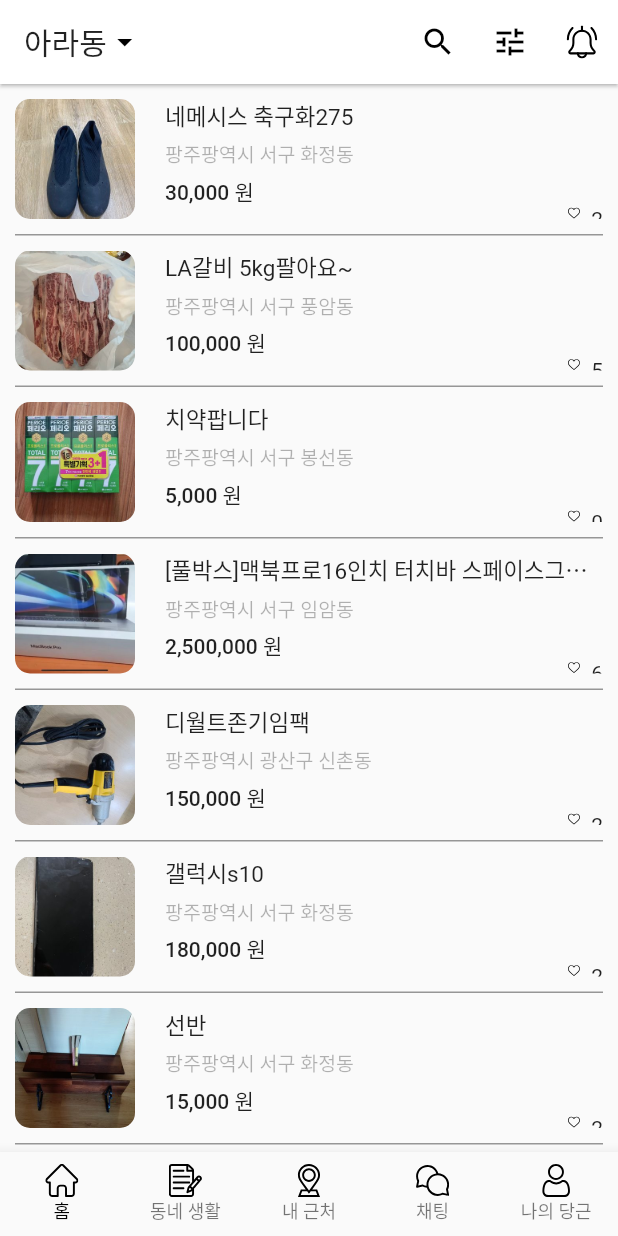
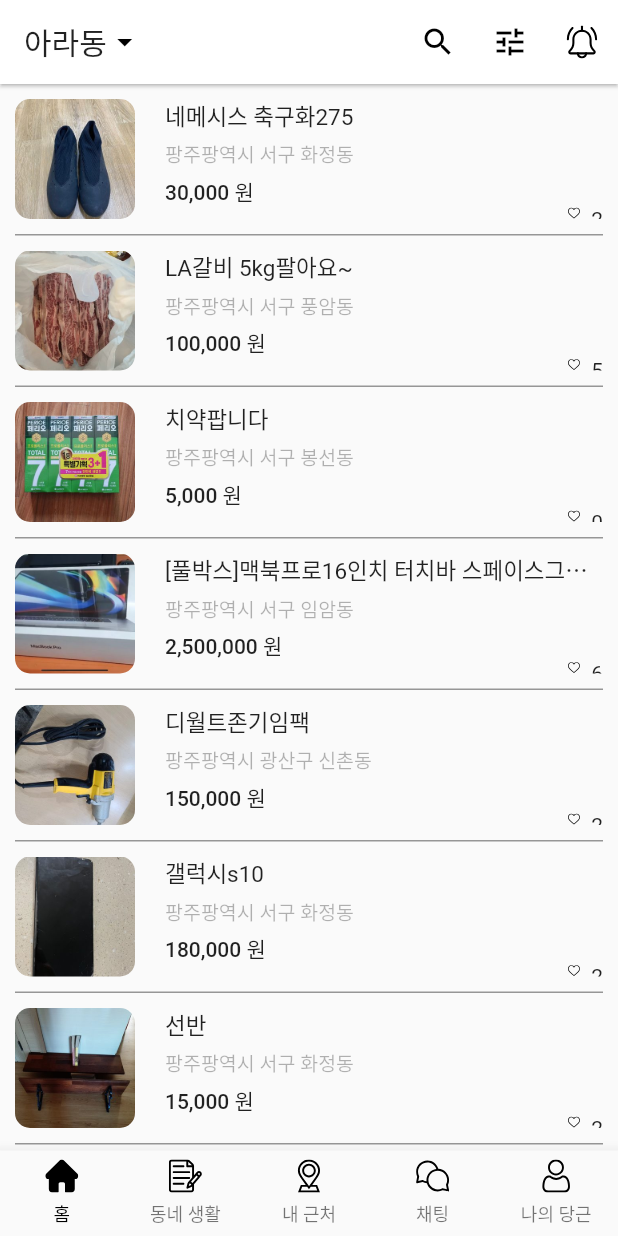
Before and after one commit to Ohgyuchan/shopping_clone, a Flutter app: the screen it shows after launch, on a phone screen of 412 x 824 dp. Run offline on Flutter 3.47's test engine with Material 2 defaults, Android fonts, the phone set to English and light mode, and no system bars; our stand-ins replace flutter_svg.

Commit message:
Update BottomNavigationBar(Active, Page Division(home -> app, home)

```diff
--- a/lib/main.dart
+++ b/lib/main.dart
@@ -1,5 +1,5 @@
 import 'package:flutter/material.dart';
-import 'package:shopping_clone/page/home.dart';
+import 'package:shopping_clone/page/app.dart';
 
 void main() {
   runApp(MyApp());
@@ -15,7 +15,7 @@
         primaryColor: Colors.white,
         primarySwatch: Colors.blue,
       ),
-      home: Home(),
+      home: App(),
     );
   }
 }
--- /dev/null
+++ b/lib/page/app.dart
@@ -0,0 +1,89 @@
+import 'package:flutter/material.dart';
+import 'package:flutter_svg/svg.dart';
+import 'package:shopping_clone/page/home.dart';
+
+
+class App extends StatefulWidget {
+  const App({Key? key}) : super(key: key);
+
+  @override
+  _AppState createState() => _AppState();
+}
+
+class _AppState extends State<App> {
+  late int _currentPageIndex;
+
+  @override
+  void initState() {
+    super.initState();
+    _currentPageIndex = 0;
+  }
+
+  Widget _bodyWidget() {
+    switch (_currentPageIndex) {
+      case 0:
+        return Home();
+      case 1: // 동네 생활
+        return Container();
+      case 2: // 내 근처
+        return Container();
+      case 3: // 채팅
+        return Container();
+      case 4: // 나의 당근
+        return Container();
+    }
+    return Container();
+  }
+
+  BottomNavigationBarItem _bottomNavigationBarItem(
+      String iconName, String label) {
+    return BottomNavigationBarItem(
+      icon: Padding(
+        padding: const EdgeInsets.only(bottom: 5.0),
+        child: SvgPicture.asset(
+          "assets/svg/${iconName}_off.svg",
+          width: 22,
+        ),
+      ),
+      activeIcon: Padding(
+        padding: const EdgeInsets.only(bottom: 5.0),
+        child: SvgPicture.asset(
+          "assets/svg/${iconName}_on.svg",
+          width: 22,
+        ),
+      ),
+      label: label,
+    );
+  }
+
+  Widget _bottomNavigationBarWidget() {
+    return BottomNavigationBar(
+      type: BottomNavigationBarType.fixed,
+      onTap: (int index) {
+        print(index);
+        setState(() {
+          _currentPageIndex = index;
+        });
+      },
+      currentIndex: _currentPageIndex,
+      selectedFontSize: 12,
+      selectedItemColor: Colors.black,
+      selectedLabelStyle: TextStyle(color: Colors.black),
+      items: [
+        _bottomNavigationBarItem("home", "홈"),
+        _bottomNavigationBarItem("notes", "동네 생활"),
+        _bottomNavigationBarItem("location", "내 근처"),
+        _bottomNavigationBarItem("chat", "채팅"),
+        _bottomNavigationBarItem("user", "나의 당근"),
+      ],
+    );
+  }
+
+  @override
+  Widget build(BuildContext context) {
+    return Scaffold(
+      body: _bodyWidget(),
+      bottomNavigationBar: _bottomNavigationBarWidget(),
+    );
+  }
+}
--- a/lib/page/home.dart
+++ b/lib/page/home.dart
@@ -11,14 +11,10 @@
 
 class _HomeState extends State<Home> {
   List<Map<String, String>> data = [];
-  late int _currentPageIndex;
 
   @override
   void initState() {
     super.initState();
-
-    _currentPageIndex = 0;
-
     data = [
       {
         "image": "assets/images/ara-1.jpg",
@@ -130,7 +126,7 @@
     return "${oCcy.format(int.parse(priceString))} 원";
   }
 
-  Widget bodyWidget() {
+  Widget _bodyWidget() {
     return ListView.separated(
       padding: const EdgeInsets.symmetric(horizontal: 10),
       itemBuilder: (BuildContext _context, int index) {
@@ -211,45 +207,11 @@
     );
   }
 
-  BottomNavigationBarItem _bottomNavigationBarItem(String iconName, String label) {
-    return BottomNavigationBarItem(
-      icon: SvgPicture.asset(
-        "assets/svg/${iconName}_off.svg",
-        width: 22,
-      ),
-      label: label,
-    );
-  }
-
-  Widget _bottomNavigationBarWidget() {
-    return BottomNavigationBar(
-      type: BottomNavigationBarType.fixed,
-      onTap: (int index) {
-        print(index);
-        setState(() {
-          _currentPageIndex = index;
-        });
-      },
-      currentIndex: _currentPageIndex,
-      selectedFontSize: 12,
-      selectedItemColor: Colors.black,
-      selectedLabelStyle: TextStyle(color: Colors.black),
-      items: [
-        _bottomNavigationBarItem("home", "홈"),
-        _bottomNavigationBarItem("notes", "동네 생활"),
-        _bottomNavigationBarItem("location", "내 근처"),
-        _bottomNavigationBarItem("chat", "채팅"),
-        _bottomNavigationBarItem("user", "나의 당근"),
-      ],
-    );
-  }
-
   @override
   Widget build(BuildContext context) {
     return Scaffold(
       appBar: _appBarWidget(),
-      body: bodyWidget(),
-      bottomNavigationBar: _bottomNavigationBarWidget(),
+      body: _bodyWidget(),
     );
   }
 }
```
Also changed, not shown: lib/page/detail.dart (added), lib/page/favorite.dart (added).
